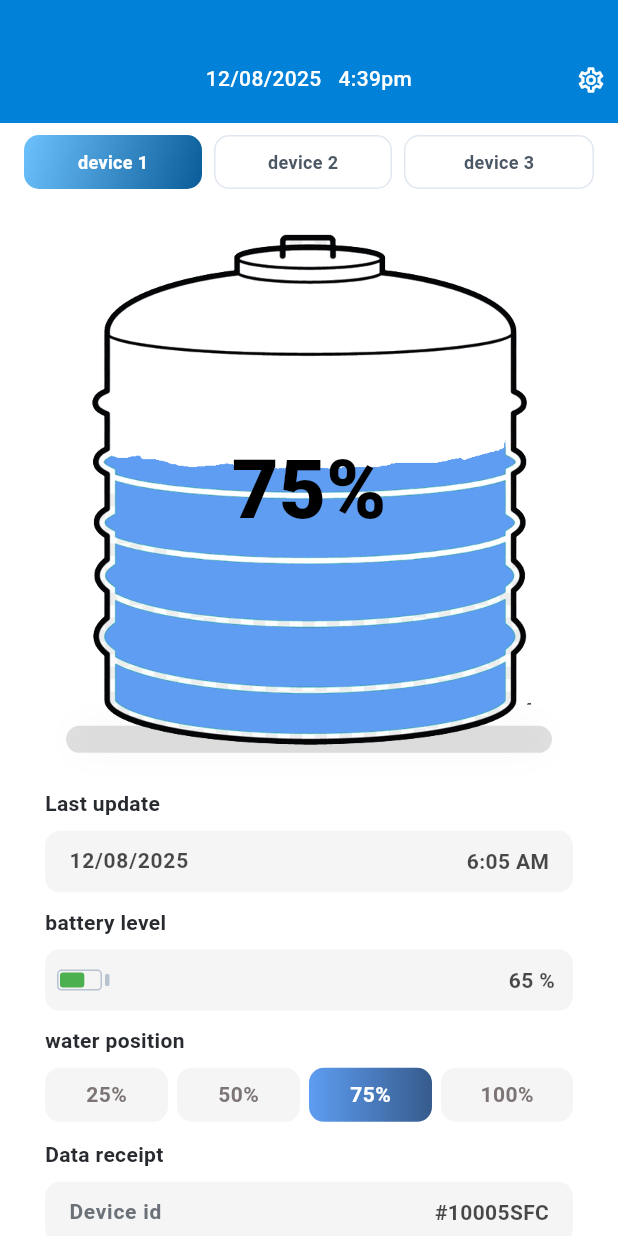
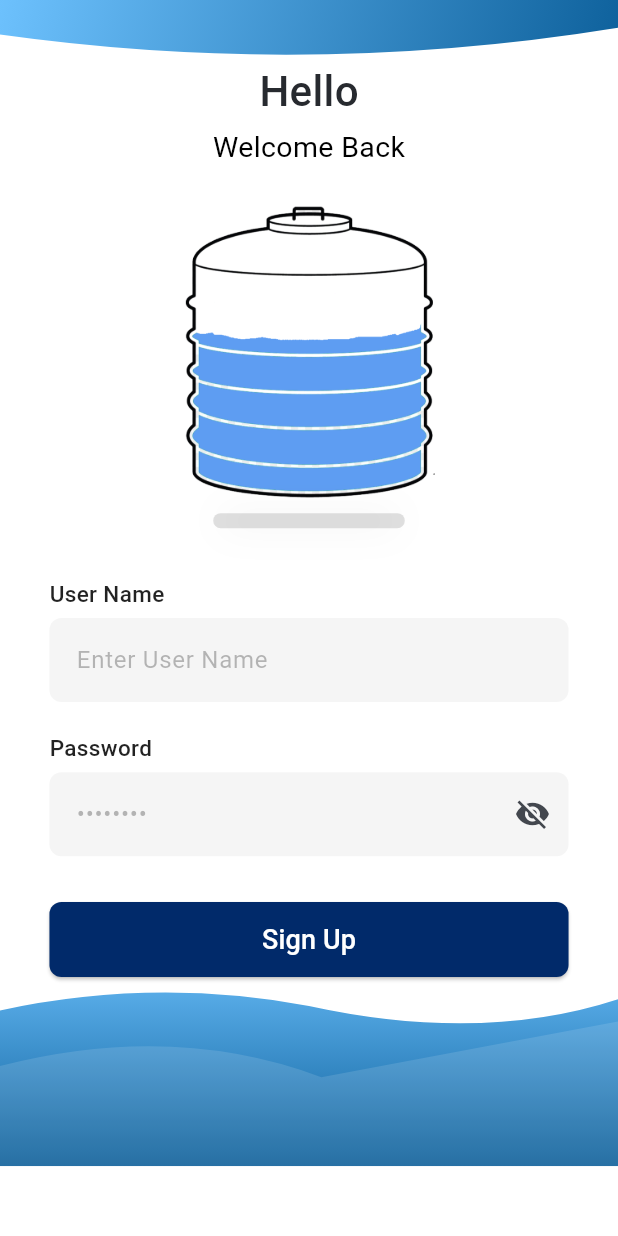
Before and after one commit to riyasfath/waterLevelSensorTransmittorApkUI, a Flutter app: the screen it shows after launch, on a phone screen of 412 x 824 dp. Run offline on Flutter 3.47's test engine with Material 3 defaults, Android fonts, the phone set to English and light mode, and no system bars.

Commit message:
sign in screen started..18/8

```diff
--- a/lib/UI/dashboard/dashboardScreen.dart
+++ b/lib/UI/dashboard/dashboardScreen.dart
@@ -3,7 +3,7 @@ import 'package:waterlevelcopy/UI/dashboard/widgets/battery_field.dart';
 import 'package:waterlevelcopy/UI/dashboard/widgets/key_values_card.dart';
 
 // Widgets
-import 'widgets/header_compact.dart';
+import 'widgets/header_things.dart';
 import 'widgets/device_tabs.dart';
 import 'widgets/tank_card.dart';
 import 'widgets/labeled_info_row.dart';
@@ -27,7 +27,7 @@ class _DashboardScreenState extends State<DashboardScreen> {
       body: CustomScrollView(
         physics: const BouncingScrollPhysics(),
         slivers: [
-          HeaderCompact(
+          headerThings(
             date: "12/08/2025",
             time: "4:39pm",
             onSettings: () {},
--- a/lib/UI/dashboard/widgets/header_compact.dart
+++ b/lib/UI/dashboard/widgets/header_things.dart
@@ -1,10 +1,10 @@
 import 'package:flutter/material.dart';
 import '../../../theme/app_theme.dart';
 
-class HeaderCompact extends StatelessWidget {
+class headerThings extends StatelessWidget {
   final String date, time;
   final VoidCallback onSettings;
-  const HeaderCompact({
+  const headerThings({
     super.key,
     required this.date,
     required this.time,
--- a/lib/UI/dashboard/widgets/key_values_card.dart
+++ b/lib/UI/dashboard/widgets/key_values_card.dart
@@ -49,7 +49,7 @@ class DataReceiptSection extends StatelessWidget {
       child: Column(
         crossAxisAlignment: CrossAxisAlignment.start,
         children: [
-          const Text('Data receipt', style: _titleStyle),
+          const Text('Data receipt type', style: _titleStyle),
           const SizedBox(height: 8),
 
           // Device id field
--- /dev/null
+++ b/lib/UI/login/loginScreen.dart
@@ -0,0 +1,242 @@
+import 'package:flutter/material.dart';
+import '../../theme/app_theme.dart';
+
+class LoginScreenMock extends StatefulWidget {
+  const LoginScreenMock({super.key});
+  @override
+  State<LoginScreenMock> createState() => _LoginScreenMockState();
+}
+
+class _LoginScreenMockState extends State<LoginScreenMock> {
+  bool _obscure = true;
+
+  @override
+  Widget build(BuildContext context) {
+    final w = MediaQuery.of(context).size.width;
+    final bottomWaveH = w * 0.36;
+    final topWaveH    = w * 0.28;
+
+    return Scaffold(
+      backgroundColor: Colors.white,
+      body: Stack(
+        children: [
+          // Top curved gradient
+          Positioned(
+            top: 0, left: 0, right: 0,
+            child: SizedBox(
+              height: topWaveH,
+              child: ClipPath(
+                clipper: _TopCurveClipper(),
+                child: Container(
+                  decoration: const BoxDecoration(
+                    gradient: LinearGradient(
+                      begin: Alignment.topLeft,
+                      end: Alignment.bottomRight,
+                      colors: [AppTheme.kBlueLight, AppTheme.kBlueDark],
+                    ),
+                  ),
+                ),
+              ),
+            ),
+          ),
+
+          // Bottom waves
+          Positioned(
+            left: 0, right: 0, bottom: 0,
+            child: SizedBox(
+              height: bottomWaveH,
+              child: Stack(
+                children: [
+                  Positioned.fill(
+                    child: ClipPath(
+                      clipper: _BottomWaveClipper1(),
+                      child: Container(
+                        decoration: const BoxDecoration(
+                          gradient: LinearGradient(
+                            begin: Alignment.topCenter,
+                            end: Alignment.bottomCenter,
+                            colors: [AppTheme.kBlueLight, AppTheme.kBlueDark],
+                          ),
+                        ),
+                      ),
+                    ),
+                  ),
+                  Positioned.fill(
+                    child: ClipPath(
+                      clipper: _BottomWaveClipper2(),
+                      child: Container(
+                        color: Colors.white.withOpacity(0.12),
+                      ),
+                    ),
+                  ),
+                ],
+              ),
+            ),
+          ),
+
+          // Content
+          SafeArea(
+            child: SingleChildScrollView(
+              padding: EdgeInsets.symmetric(horizontal: w * 0.08)
+                  .copyWith(bottom: bottomWaveH * 0.85),
+              child: Column(
+                crossAxisAlignment: CrossAxisAlignment.center,
+                children: [
+                  SizedBox(height: topWaveH * 0.35),
+                  const Text("Hello",
+                      style: TextStyle(fontSize: 28, fontWeight: FontWeight.w500)),
+                  const SizedBox(height: 4),
+                  const Text("Welcome Back",
+                      style: TextStyle(fontSize: 19, color: Colors.black, fontWeight: FontWeight.w400)),
+
+                  SizedBox(height: w * 0.06),
+
+                  // Tank image
+                  SizedBox(
+                    width: w * 0.55,
+                    child: Column(
+                      children: [
+                        Image.asset(
+                          'assets/images/tankerempty.png',
+                          fit: BoxFit.contain,
+                          height: w * 0.48,
+                        ),
+                        SizedBox(height: w * 0.02),
+                        Container(
+                          height: 10,
+                          margin: EdgeInsets.symmetric(horizontal: w * 0.12),
+                          decoration: BoxDecoration(
+                            color: Colors.black12,
+                            borderRadius: BorderRadius.circular(100),
+                            boxShadow: const [
+                              BoxShadow(
+                                blurRadius: 20,
+                                spreadRadius: -6,
+                                color: Colors.black26,
+                              ),
+                            ],
+                          ),
+                        ),
+                      ],
+                    ),
+                  ),
+
+                  SizedBox(height: w * 0.08),
+
+                  // Username
+                  // Username
+                  const Align(
+                    alignment: Alignment.centerLeft,
+                    child: Text("User Name",
+                        style: TextStyle(fontSize: 15, color: Colors.black87, fontWeight: FontWeight.w500)),
+                  ),
+                  const SizedBox(height: 6),
+
+                  SizedBox(
+                    width: w * 0.84,       // ~84% of screen width
+                    height: w * 0.15,      // height responsive (15% of width)
+                    child: const TextField(
+                      decoration: InputDecoration(
+                        hintText: "Enter User Name",
+                      ),
+                    ),
+                  ),
+
+                  const SizedBox(height: 14),
+
+                  // Password
+                  // Password
+                  const Align(
+                    alignment: Alignment.centerLeft,
+                    child: Text("Password",
+                        style: TextStyle(fontSize: 15, fontWeight: FontWeight.w500, color: Colors.black87)),
+                  ),
+                  const SizedBox(height: 6),
+
+                  SizedBox(
+                    width: w * 0.84,       // same as username
+                    height: w * 0.15,
+                    child: TextField(
+                      obscureText: _obscure,
+                      decoration: InputDecoration(
+                        hintText: "••••••••",
+                        suffixIcon: IconButton(
+                          onPressed: () => setState(() => _obscure = !_obscure),
+                          icon: Icon(_obscure ? Icons.visibility_off : Icons.visibility),
+                        ),
+                      ),
+                    ),
+                  ),
+
+
+                  SizedBox(height: w * 0.06),
+
+                  // CTA Button with #012A6A
+                  SizedBox(
+                    width: double.infinity,
+                    height: 50,
+                    child: ElevatedButton(
+                      style: ElevatedButton.styleFrom(
+                        backgroundColor: AppTheme.kButtonDark,
+                        shape: RoundedRectangleBorder(borderRadius: BorderRadius.circular(8)),
+                      ),
+                      onPressed: () {},
+                      child: const Text("Sign Up", style: TextStyle(fontSize: 18,fontWeight: FontWeight.w500, color: Colors.white)),
+                    ),
+                  ),
+                ],
+              ),
+            ),
+          ),
+        ],
+      ),
+    );
+  }
+}
+
+// --- Clippers ---
+class _TopCurveClipper extends CustomClipper<Path> {
+  @override
+  Path getClip(Size s) {
+    final w = s.width, h = s.height;
+    return Path()
+      ..lineTo(0, h * 0.20)
+      ..quadraticBezierTo(w * 0.50, h * 0.45, w, h * 0.16)
+      ..lineTo(w, 0)
+      ..close();
+  }
+  @override
+  bool shouldReclip(_) => false;
+}
+
+class _BottomWaveClipper1 extends CustomClipper<Path> {
+  @override
+  Path getClip(Size s) {
+    final w = s.width, h = s.height;
+    return Path()
+      ..moveTo(0, h * 0.30)
+      ..quadraticBezierTo(w * 0.25, h * 0.15, w * 0.50, h * 0.28)
+      ..quadraticBezierTo(w * 0.78, h * 0.45, w, h * 0.25)
+      ..lineTo(w, h)
+      ..lineTo(0, h)
+      ..close();
+  }
+  @override
+  bool shouldReclip(_) => false;
+}
+
+class _BottomWaveClipper2 extends CustomClipper<Path> {
+  @override
+  Path getClip(Size s) {
+    final w = s.width, h = s.height;
+    return Path()
+      ..moveTo(0, h * 0.55)
+      ..quadraticBezierTo(w * 0.28, h * 0.35, w * 0.52, h * 0.60)
+      ..lineTo(w, h * 0.35)
+      ..lineTo(w, h)
+      ..lineTo(0, h)
+      ..close();
+  }
+  @override
+  bool shouldReclip(_) => false;
+}
--- a/lib/main.dart
+++ b/lib/main.dart
@@ -1,5 +1,5 @@
 import 'package:flutter/material.dart';
-import 'UI/dashboard/dashboardScreen.dart';
+import 'UI/login/loginScreen.dart';
 import 'theme/app_theme.dart';
 
 void main() {
@@ -15,7 +15,7 @@ class WaterLevelApp extends StatelessWidget {
       title: 'Water Level BLE',
       debugShowCheckedModeBanner: false,
       theme: AppTheme.light(),
-      home: const DashboardScreen(),
+      home: const LoginScreenMock(),
     );
   }
 }
--- a/lib/theme/app_theme.dart
+++ b/lib/theme/app_theme.dart
@@ -2,13 +2,24 @@ import 'package:flutter/material.dart';
 
 class AppTheme {
   // Brand colors
-  static const Color primary = Color(0xFF0181D7);
+  static const Color primary  = Color(0xFF0181D7);
   static const Color textDark = Color(0xFF272A2F);
+
+  // Mock palette
+  static const Color kBlueLight = Color(0xFF6DC1FD);
+  static const Color kBlueDark  = Color(0xFF095C97);
+  static const Color kNavy      = Color(0xFF0C3C74);
+
+  // CTA Button color (#012A6A)
+  static const Color kButtonDark = Color(0xFF012A6A);
+
+  // TextField theming (as requested)
+  static const Color kHintColor = Color(0x664F4F4F); // #4F4F4F66
+  static const Color kFieldFill = Color(0x42D9D9D9); // #D9D9D942
 
   static ThemeData light() {
     final base = ThemeData(
       useMaterial3: true,
-      // 👇 Make all screens (incl. Dashboard) pure white by default
       scaffoldBackgroundColor: Colors.white,
       canvasColor: Colors.white,
       colorScheme: ColorScheme.fromSeed(
@@ -21,7 +32,7 @@ class AppTheme {
     );
 
     return base.copyWith(
-      // Keep app bar solid brand color, no tint
+      // AppBar
       appBarTheme: const AppBarTheme(
         elevation: 0,
         backgroundColor: primary,
@@ -29,16 +40,39 @@ class AppTheme {
         surfaceTintColor: Colors.transparent,
         centerTitle: true,
       ),
-      // Ensure cards/dialogs don’t add gray surface tints
+
+      // Inputs (global TextField look)
+      inputDecorationTheme: const InputDecorationTheme(
+        filled: true,
+        fillColor: kFieldFill,
+        hintStyle: TextStyle(color: kHintColor),
+        border: OutlineInputBorder(
+          borderSide: BorderSide(color: Colors.transparent),
+          borderRadius: BorderRadius.all(Radius.circular(8)),
+        ),
+        enabledBorder: OutlineInputBorder(
+          borderSide: BorderSide(color: Colors.transparent),
+          borderRadius: BorderRadius.all(Radius.circular(8)),
+        ),
+        focusedBorder: OutlineInputBorder(
+          borderSide: BorderSide(color: Colors.transparent),
+          borderRadius: BorderRadius.all(Radius.circular(8)),
+        ),
+        contentPadding: EdgeInsets.symmetric(vertical: 16, horizontal: 14),
+      ),
+
+      // Surfaces
       cardColor: Colors.white,
       dialogBackgroundColor: Colors.white,
       dividerColor: const Color(0xFFE6E8EB),
-      // Text color defaults
+
+      // Text defaults
       textTheme: base.textTheme.apply(
         bodyColor: textDark,
         displayColor: textDark,
       ),
-      // Double-ensure Material 3 surfaces stay white
+
+      // Ensure M3 surfaces stay white
       colorScheme: base.colorScheme.copyWith(
         surface: Colors.white,
         background: Colors.white,
```
